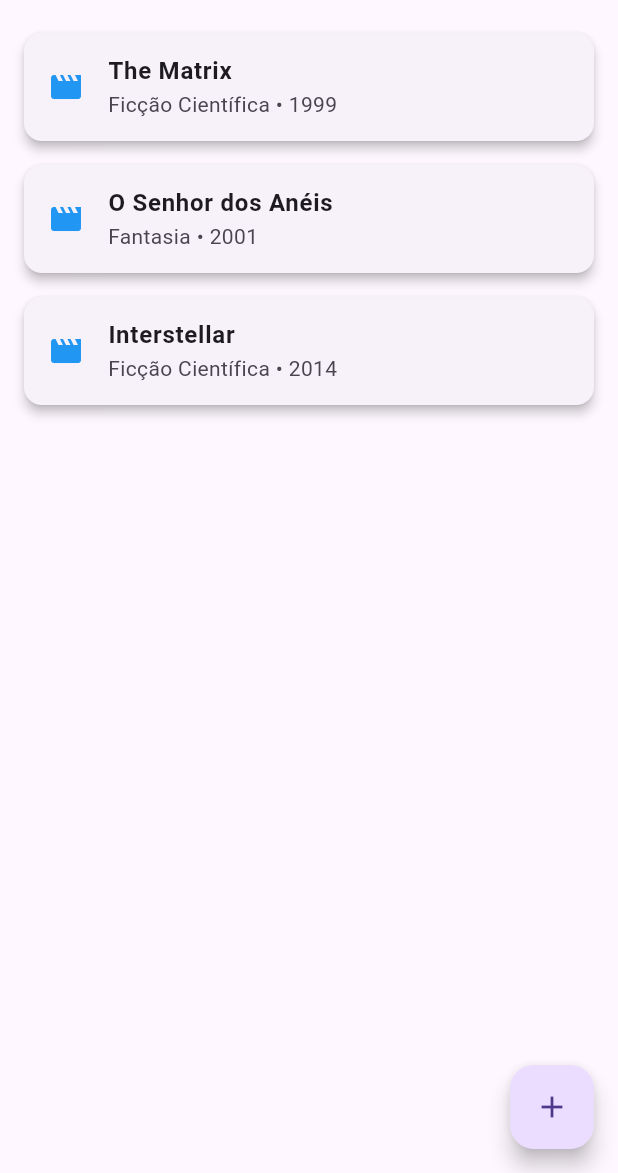
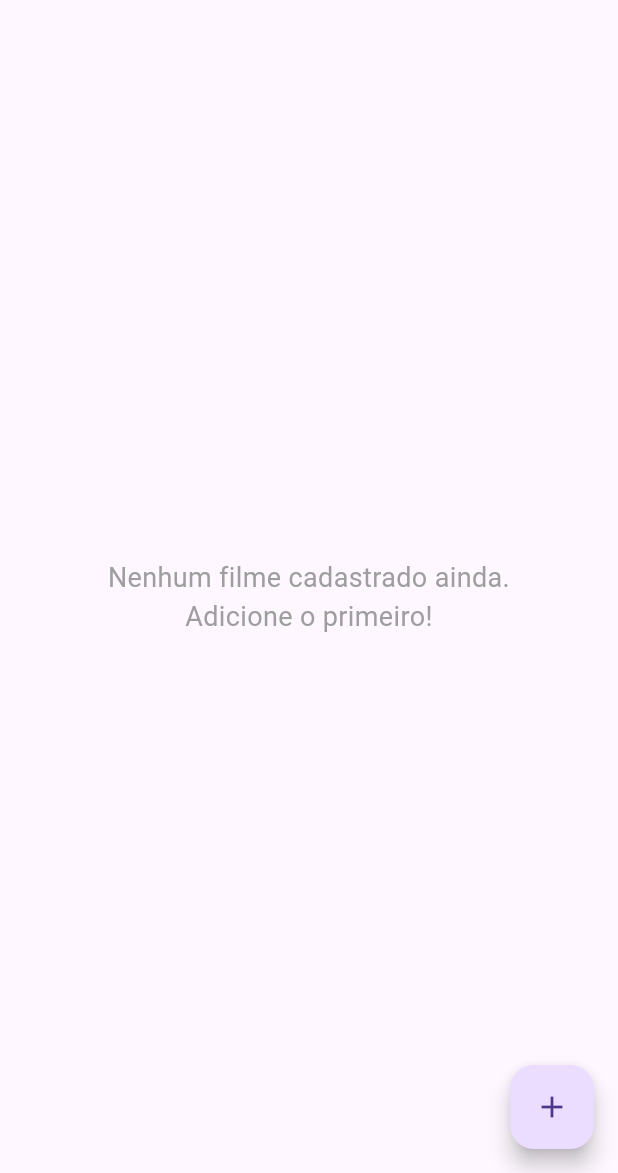
Before and after one commit to MCardosoP/FilmCatalog, a Flutter app: the screen it shows after launch, on a phone screen of 412 x 824 dp, the part 63-1236 px from its top. Run offline on Flutter 3.47's test engine with Material 3 defaults, Android fonts, the phone set to English and light mode, and no system bars.

Commit message:
Página com lista de filmes v2 - Sem exemplos e mensagem para lista vazia

```diff
--- a/lib/controllers/movie_controller.dart
+++ b/lib/controllers/movie_controller.dart
@@ -1,11 +1,7 @@
 import '../models/movie.dart';
 
 class MovieController {
-  final List<Movie> _movies = [
-    Movie(title: "The Matrix", genre: "Ficção Científica", year: 1999),
-    Movie(title: "O Senhor dos Anéis", genre: "Fantasia", year: 2001),
-    Movie(title: "Interstellar", genre: "Ficção Científica", year: 2014),
-  ];
+  final List<Movie> _movies = [];
 
   List<Movie> get movies => _movies;
 
--- a/lib/views/home_page.dart
+++ b/lib/views/home_page.dart
@@ -15,15 +15,25 @@ class _HomePageState extends State<HomePage> {
 
   @override
   Widget build(BuildContext context) {
+    final movies = _controller.movies;
+
     return Scaffold(
       appBar: AppBar(
         title: const Text("Catálogo de Filmes"),
         centerTitle: true,
       ),
-      body: ListView.builder(
-        itemCount: _controller.movies.length,
+      body: movies.isEmpty
+          ? const Center(
+            child: Text(
+             "Nenhum filme cadastrado ainda.\nAdicione o primeiro!",
+              textAlign: TextAlign.center,
+              style: TextStyle(fontSize: 18, color: Colors.grey),
+            ),
+          )
+          : ListView.builder(
+            itemCount: movies.length,
             itemBuilder: (context, index) {
-          final movie = _controller.movies[index];
+              final movie = movies[index];
               return MovieCard(
                 movie: movie,
                 onTap: () {
```
Lines whose indentation alone changed are shown as unchanged.
